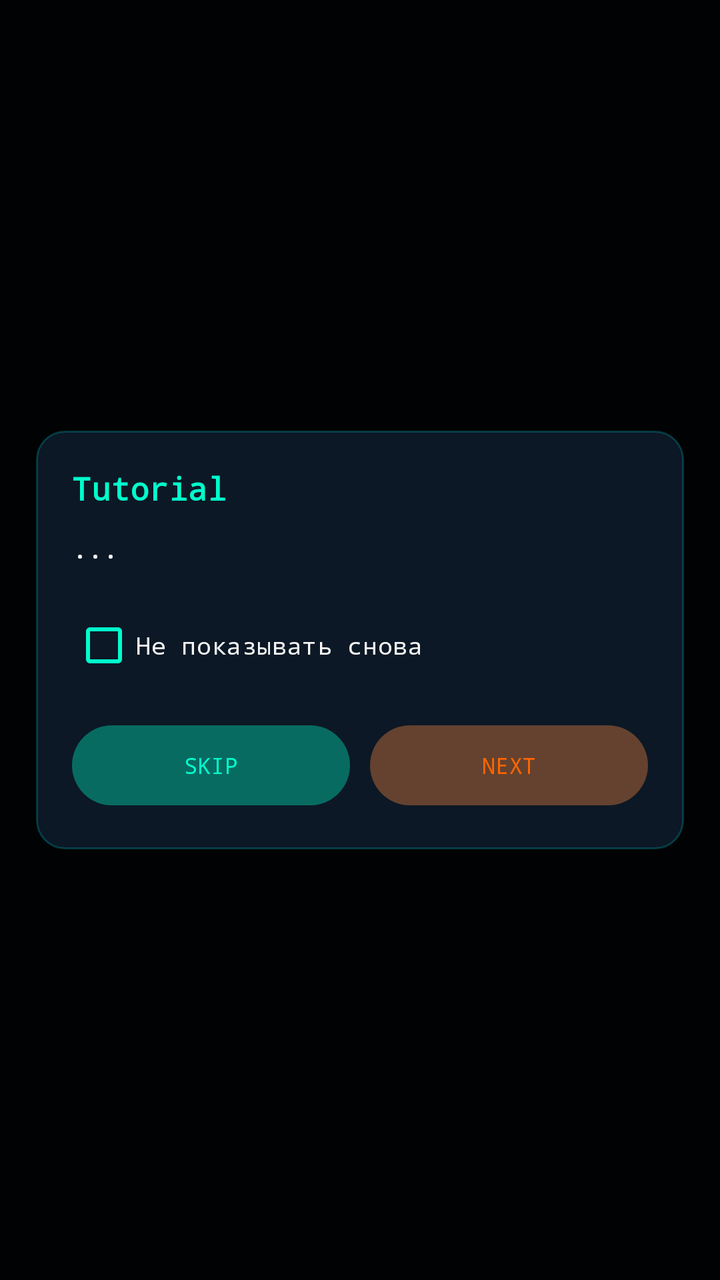
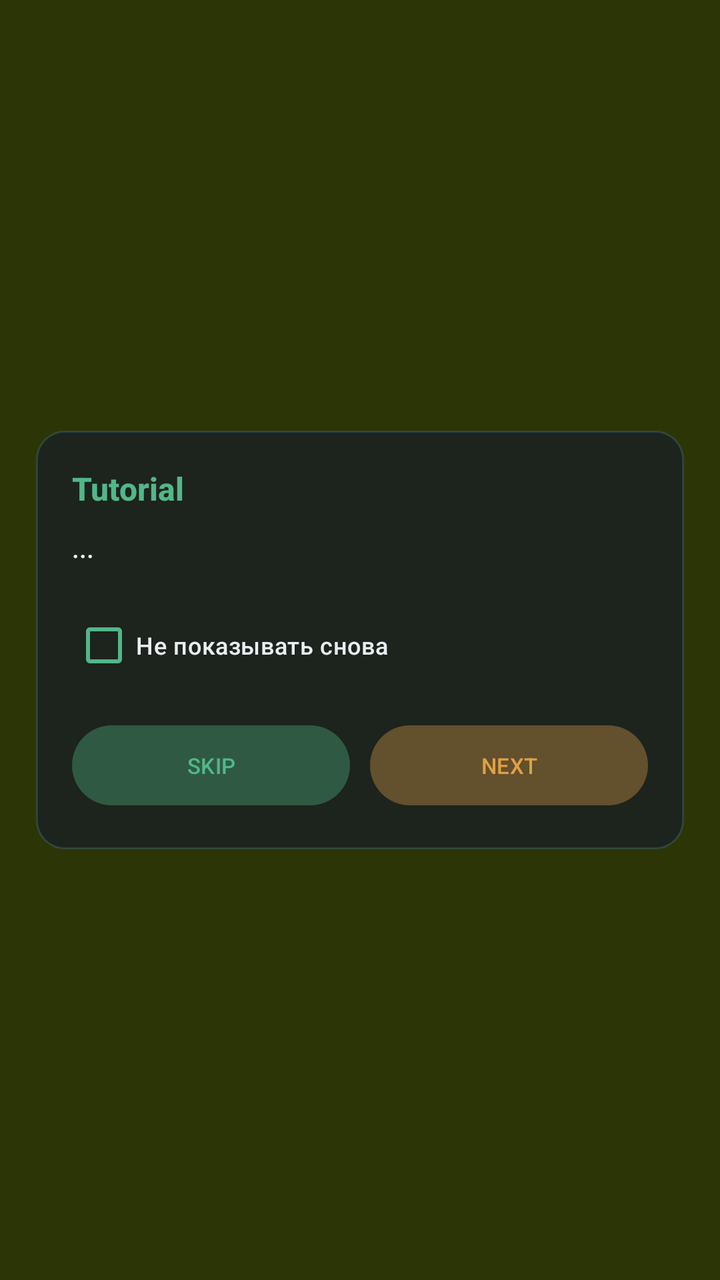

The first picture is an Android layout as it rendered before a commit; the second is the same layout after the commit. The layout source and the unified diff follow.
<!-- AndroidManifest.xml: application theme Theme.AIBrain -->
<!-- res/layout/overlay_tutorial.xml -->
<?xml version="1.0" encoding="utf-8"?>
<FrameLayout xmlns:android="http://schemas.android.com/apk/res/android"
    android:layout_width="match_parent"
    android:layout_height="match_parent"
    android:background="#CC000000"
    android:clickable="true"
    android:focusable="true">

    <LinearLayout
        android:layout_width="match_parent"
        android:layout_height="wrap_content"
        android:layout_gravity="center"
        android:orientation="vertical"
        android:padding="18dp"
        android:layout_margin="18dp"
        android:background="@drawable/panel_rounded">

        <TextView
            android:id="@+id/tv_tutorial_title"
            android:layout_width="match_parent"
            android:layout_height="wrap_content"
            android:text="Tutorial"
            android:textColor="@color/cyan_primary"
            android:textStyle="bold"
            android:textSize="16sp"
            android:fontFamily="monospace"
            android:layout_marginBottom="10dp" />

        <TextView
            android:id="@+id/tv_tutorial_body"
            android:layout_width="match_parent"
            android:layout_height="wrap_content"
            android:text="..."
            android:textColor="@color/text_white_bright"
            android:textSize="13sp"
            android:fontFamily="monospace"
            android:lineSpacingExtra="3dp"
            android:layout_marginBottom="16dp" />
        <CheckBox
            android:id="@+id/cb_tutorial_no_more"
            android:layout_width="match_parent"
            android:layout_height="wrap_content"
            android:text="Не показывать снова"
            android:textColor="@color/text_white_bright"
            android:textSize="12sp"
            android:fontFamily="monospace"
            android:layout_marginBottom="12dp"
            android:buttonTint="@color/cyan_primary" />

        <LinearLayout
            android:layout_width="match_parent"
            android:layout_height="wrap_content"
            android:orientation="horizontal">

            <Button
                android:id="@+id/btn_tutorial_skip"
                android:layout_width="0dp"
                android:layout_height="48dp"
                android:layout_weight="1"
                android:text="SKIP"
                android:textSize="11sp"
                android:fontFamily="monospace"
                android:backgroundTint="@color/cyan_alpha_20"
                android:textColor="@color/cyan_primary" />

            <Button
                android:id="@+id/btn_tutorial_next"
                android:layout_width="0dp"
                android:layout_height="48dp"
                android:layout_weight="1"
                android:layout_marginStart="10dp"
                android:text="NEXT"
                android:textSize="11sp"
                android:fontFamily="monospace"
                android:backgroundTint="@color/orange_alpha_20"
                android:textColor="@color/orange_primary" />
        </LinearLayout>

    </LinearLayout>

</FrameLayout>
<!-- resources referenced by this layout -->
<resources>
  <color name="cyan_alpha_20">#3300F5FF</color>
  <color name="cyan_primary">#00F5FF</color>
  <color name="orange_alpha_20">#33FF8C42</color>
  <color name="orange_primary">#FF8C42</color>
  <color name="text_white_bright">#F5F5F5</color>
  <!-- drawable panel_rounded (drawable) -->
  <?xml version="1.0" encoding="utf-8"?>
  <shape xmlns:android="http://schemas.android.com/apk/res/android" android:shape="rectangle">
      <solid android:color="#CC0F1F2E" />
      <corners android:radius="14dp" />
      <stroke android:width="1dp" android:color="#3300F5FF" />
  </shape>
  <style name="Theme.AIBrain" parent="Base.Theme.AIBrain" />
  <style name="Base.Theme.AIBrain" parent="Theme.Material3.Dark.NoActionBar">
          <item name="colorPrimary">@color/cyan_primary</item>
          <item name="colorOnPrimary">@color/space_deepest</item>
          <item name="colorPrimaryContainer">@color/cyan_deeper</item>
          <item name="colorOnPrimaryContainer">@color/text_white</item>
  
          <item name="colorSecondary">@color/orange_primary</item>
          <item name="colorOnSecondary">@color/space_deepest</item>
          <item name="colorSecondaryContainer">@color/space_light</item>
          <item name="colorOnSecondaryContainer">@color/text_white</item>
  
          <item name="colorSurface">@color/space_medium</item>
          <item name="colorOnSurface">@color/text_white</item>
          <item name="android:colorBackground">@color/space_deepest</item>
          <item name="colorOnBackground">@color/text_white</item>
  
          <item name="android:windowBackground">@color/window_background</item>
          <item name="android:statusBarColor">@android:color/transparent</item>
          <item name="android:navigationBarColor">@color/navigation_bar</item>
          <item name="android:windowLightStatusBar">false</item>
          <item name="android:windowLightNavigationBar">false</item>
      </style>
  <color name="space_deepest">#050A0F</color>
  <color name="cyan_deeper">#006064</color>
  <color name="text_white">#FFFFFF</color>
  <color name="space_light">#15293D</color>
  <color name="space_medium">#0F1F2E</color>
  <color name="window_background">#FF050A0F</color>
  <color name="navigation_bar">#FF0A1520</color>
</resources>

<!-- the commit's change to res/layout/overlay_tutorial.xml (unified diff, before → after) -->
@@ -2,7 +2,7 @@
 <FrameLayout xmlns:android="http://schemas.android.com/apk/res/android"
     android:layout_width="match_parent"
     android:layout_height="match_parent"
-    android:background="#CC000000"
+    android:background="#B23A4500"
     android:clickable="true"
     android:focusable="true">
 
@@ -23,7 +23,7 @@
             android:textColor="@color/cyan_primary"
             android:textStyle="bold"
             android:textSize="16sp"
-            android:fontFamily="monospace"
+            android:fontFamily="sans-serif-medium"
             android:layout_marginBottom="10dp" />
 
         <TextView
@@ -33,7 +33,7 @@
             android:text="..."
             android:textColor="@color/text_white_bright"
             android:textSize="13sp"
-            android:fontFamily="monospace"
+            android:fontFamily="sans-serif-medium"
             android:lineSpacingExtra="3dp"
             android:layout_marginBottom="16dp" />
         <CheckBox
@@ -43,7 +43,7 @@
             android:text="Не показывать снова"
             android:textColor="@color/text_white_bright"
             android:textSize="12sp"
-            android:fontFamily="monospace"
+            android:fontFamily="sans-serif-medium"
             android:layout_marginBottom="12dp"
             android:buttonTint="@color/cyan_primary" />
 
@@ -59,7 +59,7 @@
                 android:layout_weight="1"
                 android:text="SKIP"
                 android:textSize="11sp"
-                android:fontFamily="monospace"
+                android:fontFamily="sans-serif-medium"
                 android:backgroundTint="@color/cyan_alpha_20"
                 android:textColor="@color/cyan_primary" />
 
@@ -71,7 +71,7 @@
                 android:layout_marginStart="10dp"
                 android:text="NEXT"
                 android:textSize="11sp"
-                android:fontFamily="monospace"
+                android:fontFamily="sans-serif-medium"
                 android:backgroundTint="@color/orange_alpha_20"
                 android:textColor="@color/orange_primary" />
         </LinearLayout>
<!-- resource entries referenced after the edit -->
@@ -1,16 +1,16 @@
 <!-- resources referenced by this layout -->
 <resources>
-  <color name="cyan_alpha_20">#3300F5FF</color>
-  <color name="cyan_primary">#00F5FF</color>
-  <color name="orange_alpha_20">#33FF8C42</color>
-  <color name="orange_primary">#FF8C42</color>
-  <color name="text_white_bright">#F5F5F5</color>
+  <color name="cyan_alpha_20">#335AA9E6</color>
+  <color name="cyan_primary">#5AA9E6</color>
+  <color name="orange_alpha_20">#33E0A046</color>
+  <color name="orange_primary">#E0A046</color>
+  <color name="text_white_bright">#EAEEF2</color>
   <!-- drawable panel_rounded (drawable) -->
   <?xml version="1.0" encoding="utf-8"?>
   <shape xmlns:android="http://schemas.android.com/apk/res/android" android:shape="rectangle">
-      <solid android:color="#CC0F1F2E" />
+      <solid android:color="#CC1A1F24" />
       <corners android:radius="14dp" />
-      <stroke android:width="1dp" android:color="#3300F5FF" />
+      <stroke android:width="1dp" android:color="#335AA9E6" />
   </shape>
   <style name="Theme.AIBrain" parent="Base.Theme.AIBrain" />
   <style name="Base.Theme.AIBrain" parent="Theme.Material3.Dark.NoActionBar">
@@ -35,12 +35,12 @@
           <item name="android:windowLightStatusBar">false</item>
           <item name="android:windowLightNavigationBar">false</item>
       </style>
-  <color name="space_deepest">#050A0F</color>
-  <color name="cyan_deeper">#006064</color>
-  <color name="text_white">#FFFFFF</color>
-  <color name="space_light">#15293D</color>
-  <color name="space_medium">#0F1F2E</color>
-  <color name="window_background">#FF050A0F</color>
-  <color name="navigation_bar">#FF0A1520</color>
+  <color name="space_deepest">#0E1114</color>
+  <color name="cyan_deeper">#244D6B</color>
+  <color name="text_white">#F2F4F6</color>
+  <color name="space_light">#232A31</color>
+  <color name="space_medium">#1A1F24</color>
+  <color name="window_background">#FF0E1114</color>
+  <color name="navigation_bar">#FF13171B</color>
 </resources>
 
